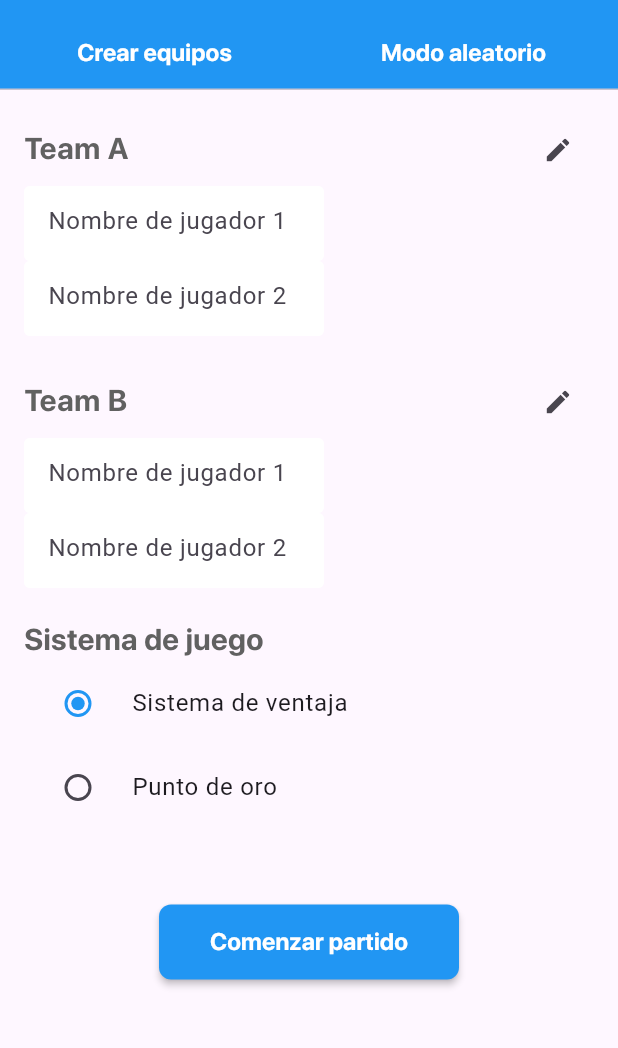
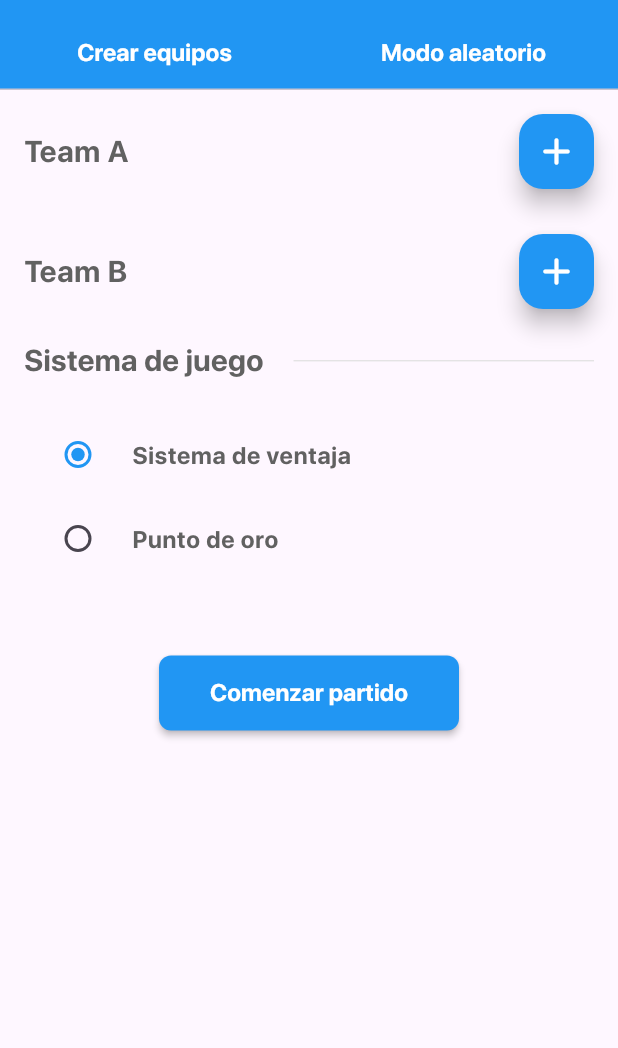
Before and after one commit to Whadyjm/padelfever, a Flutter app: the screen it shows after launch, on a phone screen of 412 x 824 dp, the part 66-1114 px from its top. Run offline on Flutter 3.47's test engine with Material 3 defaults, Android fonts, the light colour scheme and no system bars; our stand-ins replace animate_do; project files that could hold a hidden picture were left out.

Commit message:
mejoras en UI

```diff
--- a/lib/main.dart
+++ b/lib/main.dart
@@ -1,4 +1,5 @@
 import 'package:flutter/material.dart';
+import 'package:padelpoint/providers/btn_provider.dart';
 import 'package:padelpoint/providers/match_provider.dart';
 import 'package:padelpoint/screens/home_screen.dart';
 import 'package:provider/provider.dart';
@@ -17,6 +18,9 @@ class MyApp extends StatelessWidget {
         ChangeNotifierProvider(
           create: (ctx) => MatchProvider(),
         ),
+        ChangeNotifierProvider(
+          create: (ctx) => BtnProvider(),
+        ),
       ],
       child: MaterialApp(
         debugShowCheckedModeBanner: false,
--- /dev/null
+++ b/lib/providers/btn_provider.dart
@@ -0,0 +1,20 @@
+import 'package:flutter/cupertino.dart';
+
+class BtnProvider with ChangeNotifier {
+
+  bool _showTextField1 = false;
+  bool _showTextField2 = false;
+
+  bool get showTextField1 => _showTextField1;
+  bool get showTextField2 => _showTextField2;
+
+  void toggleTextField1() {
+    _showTextField1 = !_showTextField1;
+    notifyListeners();
+  }
+
+  void toggleTextField2() {
+    _showTextField2 = !_showTextField2;
+    notifyListeners();
+  }
+}
--- a/lib/screens/create_teams_screen.dart
+++ b/lib/screens/create_teams_screen.dart
@@ -1,9 +1,13 @@
+import 'package:animate_do/animate_do.dart';
 import 'package:flutter/material.dart';
 import 'package:padelpoint/theme/colors.dart';
 import 'package:padelpoint/widgets/PlayersTextField.dart';
+import 'package:padelpoint/widgets/addPlayersSection.dart';
+import 'package:provider/provider.dart';
 import '../models/game.dart';
 import '../models/player.dart' show Player;
 import '../models/team.dart' show Team;
+import '../providers/btn_provider.dart';
 import '../theme/text.dart';
 import '../widgets/appBtn.dart';
 import 'match_screen.dart';
@@ -67,6 +71,8 @@ class _CreateTeamsScreenState extends State<CreateTeamsScreen> {
 
   @override
   Widget build(BuildContext context) {
+    final btnProvider = Provider.of<BtnProvider>(context);
+
     return Scaffold(
       body: SingleChildScrollView(
         padding: const EdgeInsets.all(16),
@@ -76,59 +82,124 @@ class _CreateTeamsScreenState extends State<CreateTeamsScreen> {
             crossAxisAlignment: CrossAxisAlignment.start,
             children: [
               // Team 1
+              Row(
+                mainAxisAlignment: MainAxisAlignment.spaceBetween,
+                children: [
+                  Column(
+                    children: [
                       SizedBox(
-                width: MediaQuery.of(context).size.width,
+                        width: MediaQuery.of(context).size.width - 100,
                         child: TextField(
                           controller: _team1NameController,
                           decoration: InputDecoration(
-                    suffixIcon: Icon(Icons.edit, size: 20),
                             border: InputBorder.none,
-                    hintText: "Ingresa el nombre del equipo A (opcional)",
+                            hintText:
+                                "Ingresa el nombre del equipo A (opcional)",
                           ),
                           style: AppText.subtitleStyle(Colors.grey.shade700),
                         ),
                       ),
+                      Visibility(
+                        visible: btnProvider.showTextField1 ? true : false,
+                        child: FadeInRight(
+                          duration: const Duration(milliseconds: 800),
+                          animate: true,
+                          child: Row(
+                            mainAxisAlignment: MainAxisAlignment.spaceBetween,
+                            children: [
                               PlayersTextField(
                                 nombre: _team1Player1Controller,
-                hintText: 'Nombre de jugador 1',
+                                hintText: 'Jugador 1',
                               ),
                               PlayersTextField(
                                 nombre: _team1Player2Controller,
-                hintText: 'Nombre de jugador 2',
+                                hintText: 'Jugador 2',
                               ),
-              const SizedBox(height: 20),
-
+                            ],
+                          ),
+                        ),
+                      ),
+                    ],
+                  ),
+                  AddPlayersSection(
+                    controller1: _team1Player1Controller,
+                    controller2: _team1Player2Controller,
+                    showTextField: btnProvider.showTextField1,
+                    toggleTextfield: btnProvider.toggleTextField1,
+                  ),
+                ],
+              ),
+              const SizedBox(height: 30),
               // Team 2
+              Row(
+                mainAxisAlignment: MainAxisAlignment.spaceBetween,
+                children: [
+                  Column(
+                    children: [
                       SizedBox(
-                width: MediaQuery.of(context).size.width,
+                        width: MediaQuery.of(context).size.width - 100,
                         child: TextField(
                           controller: _team2NameController,
                           decoration: InputDecoration(
-                    suffixIcon: Icon(Icons.edit, size: 20),
                             border: InputBorder.none,
-                    hintText: "Ingresa el nombre del equipo B (opcional)",
+                            hintText:
+                                "Ingresa el nombre del equipo B (opcional)",
                           ),
                           style: AppText.subtitleStyle(Colors.grey.shade700),
                         ),
                       ),
+                      Visibility(
+                        visible: btnProvider.showTextField2 ? true : false,
+                        child: FadeInRight(
+                          duration: const Duration(milliseconds: 800),
+                          animate: true,
+                          child: Row(
+                            mainAxisAlignment: MainAxisAlignment.spaceBetween,
+                            children: [
                               PlayersTextField(
                                 nombre: _team2Player1Controller,
-                hintText: 'Nombre de jugador 1',
+                                hintText: 'Jugador 1',
                               ),
                               PlayersTextField(
                                 nombre: _team2Player2Controller,
-                hintText: 'Nombre de jugador 2',
+                                hintText: 'Jugador 2',
+                              ),
+                            ],
+                          ),
+                        ),
+                      ),
+                    ],
+                  ),
+                  AddPlayersSection(
+                    controller1: _team2Player1Controller,
+                    controller2: _team2Player2Controller,
+                    showTextField: btnProvider.showTextField2,
+                    toggleTextfield: btnProvider.toggleTextField2,
+                  ),
+                ],
               ),
               const SizedBox(height: 20),
               // Game system
+              Row(
+                children: [
                   Text(
                     'Sistema de juego',
                     style: AppText.subtitleStyle(Colors.grey.shade700),
                   ),
+                  const SizedBox(width: 20),
+                  Expanded(
+                    child: Divider(color: Colors.grey.shade300, thickness: 0.8),
+                  ),
+                ],
+              ),
+              const SizedBox(height: 20,),
               RadioListTile<GameSystem>(
                 hoverColor: Colors.transparent,
                 activeColor: AppColors.primaryColorLight,
-                title: const Text('Sistema de ventaja'),
+                title: Text(
+                  'Sistema de ventaja',
+                  style: AppText.smallTextStyle(Colors.grey.shade700),
+                ),
                 value: GameSystem.advantage,
                 groupValue: _gameSystem,
                 onChanged: (value) {
@@ -140,7 +211,10 @@ class _CreateTeamsScreenState extends State<CreateTeamsScreen> {
               RadioListTile<GameSystem>(
                 hoverColor: Colors.transparent,
                 activeColor: Colors.amber,
-                title: const Text('Punto de oro'),
+                title: Text(
+                  'Punto de oro',
+                  style: AppText.smallTextStyle(Colors.grey.shade700),
+                ),
                 value: GameSystem.goldenPoint,
                 groupValue: _gameSystem,
                 onChanged: (value) {
@@ -150,7 +224,6 @@ class _CreateTeamsScreenState extends State<CreateTeamsScreen> {
                 },
               ),
               const SizedBox(height: 50),
-
               // Start button
               Row(
                 mainAxisAlignment: MainAxisAlignment.center,
--- a/lib/widgets/PlayersTextField.dart
+++ b/lib/widgets/PlayersTextField.dart
@@ -1,4 +1,5 @@
 import 'package:flutter/material.dart';
+import 'package:padelpoint/theme/text.dart';
 
 class PlayersTextField extends StatelessWidget {
   const PlayersTextField({super.key, required this.nombre, required this.hintText});
@@ -12,10 +13,12 @@ class PlayersTextField extends StatelessWidget {
         height: 50,
         width: 200,
         child: TextFormField(
+          style: AppText.smallTextStyle(Colors.grey.shade700),
           controller: nombre,
           cursorColor: Colors.blue,
           decoration: InputDecoration(
             hintText: hintText,
+            hintStyle: AppText.smallTextStyle(Colors.grey.shade500),
             filled: true,
             fillColor: Colors.white,
             border: OutlineInputBorder(borderRadius: BorderRadius.all(Radius.circular(20))),
--- /dev/null
+++ b/lib/widgets/addPlayersSection.dart
@@ -0,0 +1,44 @@
+import 'package:flutter/material.dart';
+import 'package:provider/provider.dart';
+
+import '../providers/btn_provider.dart';
+import '../theme/colors.dart';
+import 'PlayersTextField.dart';
+
+class AddPlayersSection extends StatelessWidget {
+  AddPlayersSection({
+    super.key,
+    required this.controller1,
+    required this.controller2,
+    this.toggleTextfield,
+    this.showTextField = false,
+  });
+
+  TextEditingController controller1 = TextEditingController();
+  TextEditingController controller2 = TextEditingController();
+  void Function()? toggleTextfield;
+  bool showTextField = false;
+
+  @override
+  Widget build(BuildContext context) {
+
+    return Center(
+      child: Stack(
+        children: [
+          Visibility(
+            visible: showTextField ? false : true,
+            child: SizedBox(
+              height: 50,
+              width: 50,
+              child: FloatingActionButton.extended(
+                onPressed: toggleTextfield,
+                label: Icon(Icons.add_rounded, color: Colors.white, size: 30),
+                backgroundColor: AppColors.primaryColorLight,
+              ),
+            ),
+          ),
+        ],
+      ),
+    );
+  }
+}
--- a/pubspec.yaml
+++ b/pubspec.yaml
@@ -35,6 +35,7 @@ dependencies:
   # Use with the CupertinoIcons class for iOS style icons.
   cupertino_icons: ^1.0.8
   provider: ^6.1.4
+  animate_do: ^4.2.0
 
 dev_dependencies:
   flutter_test:
```
Also changed, not shown: pubspec.lock. Lines whose indentation alone changed are shown as unchanged.
